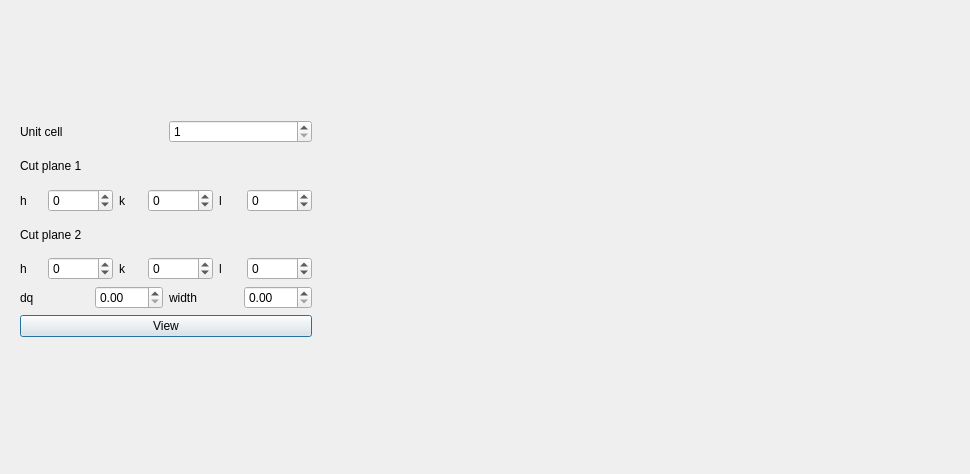
Qt form apps/NSXQt/ui/ReciprocalSpaceViewer.ui (k61n/openhkl) before a commit.
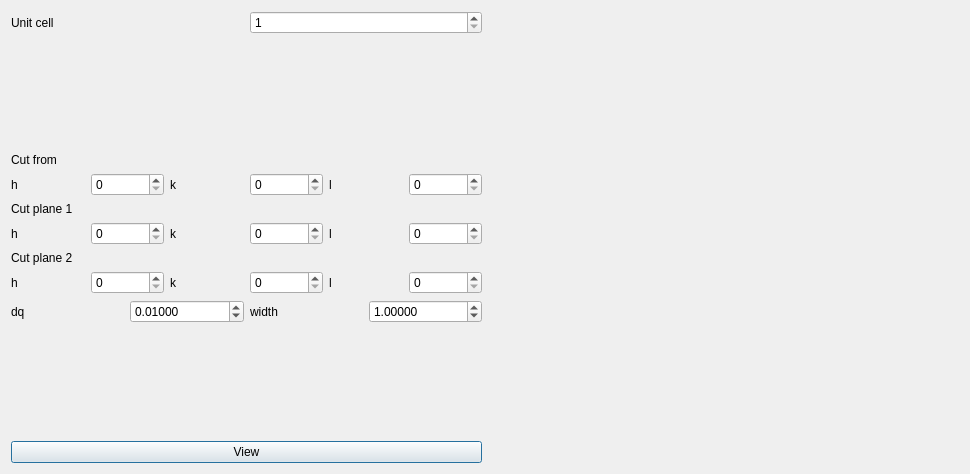
The same form after that commit. Custom widgets are drawn as their Qt base class.

Commit message: Added NSXQt class Completed a first version of the reciprocal space viewer

Diff of the .ui file:
```diff
--- a/apps/NSXQt/ui/ReciprocalSpaceViewer.ui
+++ b/apps/NSXQt/ui/ReciprocalSpaceViewer.ui
@@ -13,43 +13,133 @@
   <property name="windowTitle">
    <string>Dialog</string>
   </property>
-  <widget class="QCustomPlot" name="widget" native="true">
-   <property name="geometry">
-    <rect>
-     <x>320</x>
-     <y>30</y>
-     <width>531</width>
-     <height>341</height>
-    </rect>
-   </property>
-  </widget>
-  <widget class="QWidget" name="layoutWidget">
-   <property name="geometry">
-    <rect>
-     <x>20</x>
-     <y>120</y>
-     <width>292</width>
-     <height>217</height>
-    </rect>
-   </property>
-   <layout class="QVBoxLayout" name="verticalLayout">
-    <item>
+  <layout class="QGridLayout" name="gridLayout_2">
+   <item row="0" column="0">
      <layout class="QGridLayout" name="gridLayout">
+     <item row="0" column="0">
+      <layout class="QHBoxLayout" name="horizontalLayout_4">
+       <item>
+        <widget class="QLabel" name="label_11">
+         <property name="text">
+          <string>Unit cell</string>
+         </property>
+        </widget>
+       </item>
+       <item>
+        <widget class="QSpinBox" name="unitCell">
+         <property name="minimum">
+          <number>1</number>
+         </property>
+         <property name="maximum">
+          <number>99999</number>
+         </property>
+        </widget>
+       </item>
+      </layout>
+     </item>
       <item row="1" column="0">
+      <spacer name="verticalSpacer_3">
+       <property name="orientation">
+        <enum>Qt::Vertical</enum>
+       </property>
+       <property name="sizeHint" stdset="0">
+        <size>
+         <width>20</width>
+         <height>40</height>
+        </size>
+       </property>
+      </spacer>
+     </item>
+     <item row="2" column="0">
+      <widget class="QLabel" name="label_12">
+       <property name="text">
+        <string>Cut from</string>
+       </property>
+      </widget>
+     </item>
+     <item row="3" column="0">
+      <layout class="QHBoxLayout" name="horizontalLayout_5">
+       <item>
+        <widget class="QLabel" name="label_13">
+         <property name="text">
+          <string>h</string>
+         </property>
+        </widget>
+       </item>
+       <item>
+        <widget class="QSpinBox" name="hOrig"/>
+       </item>
+       <item>
+        <widget class="QLabel" name="label_14">
+         <property name="text">
+          <string>k</string>
+         </property>
+        </widget>
+       </item>
+       <item>
+        <widget class="QSpinBox" name="kOrig"/>
+       </item>
+       <item>
+        <widget class="QLabel" name="label_15">
+         <property name="text">
+          <string>l</string>
+         </property>
+        </widget>
+       </item>
+       <item>
+        <widget class="QSpinBox" name="lOrig"/>
+       </item>
+      </layout>
+     </item>
+     <item row="4" column="0">
        <widget class="QLabel" name="label">
         <property name="text">
          <string>Cut plane 1</string>
         </property>
        </widget>
       </item>
-      <item row="3" column="0">
+     <item row="5" column="0">
+      <layout class="QHBoxLayout" name="horizontalLayout">
+       <item>
+        <widget class="QLabel" name="label_3">
+         <property name="text">
+          <string>h</string>
+         </property>
+        </widget>
+       </item>
+       <item>
+        <widget class="QSpinBox" name="h1Dir"/>
+       </item>
+       <item>
+        <widget class="QLabel" name="label_4">
+         <property name="text">
+          <string>k</string>
+         </property>
+        </widget>
+       </item>
+       <item>
+        <widget class="QSpinBox" name="k1Dir"/>
+       </item>
+       <item>
+        <widget class="QLabel" name="label_5">
+         <property name="text">
+          <string>l</string>
+         </property>
+        </widget>
+       </item>
+       <item>
+        <widget class="QSpinBox" name="l1Dir"/>
+       </item>
+      </layout>
+     </item>
+     <item row="6" column="0">
        <widget class="QLabel" name="label_2">
         <property name="text">
          <string>Cut plane 2</string>
         </property>
        </widget>
       </item>
-      <item row="4" column="0">
+     <item row="7" column="0">
        <layout class="QHBoxLayout" name="horizontalLayout_2">
         <item>
          <widget class="QLabel" name="label_6">
@@ -59,14 +149,7 @@
          </widget>
         </item>
         <item>
-         <widget class="QSpinBox" name="spinBox_h2">
-          <property name="minimum">
-           <number>-99999</number>
-          </property>
-          <property name="maximum">
-           <number>99999</number>
-          </property>
-         </widget>
+        <widget class="QSpinBox" name="h2Dir"/>
         </item>
         <item>
          <widget class="QLabel" name="label_7">
@@ -76,14 +159,7 @@
          </widget>
         </item>
         <item>
-         <widget class="QSpinBox" name="spinBox_k2">
-          <property name="minimum">
-           <number>-99999</number>
-          </property>
-          <property name="maximum">
-           <number>99999</number>
-          </property>
-         </widget>
+        <widget class="QSpinBox" name="k2Dir"/>
         </item>
         <item>
          <widget class="QLabel" name="label_8">
@@ -93,96 +169,11 @@
          </widget>
         </item>
         <item>
-         <widget class="QSpinBox" name="spinBox_l2">
-          <property name="minimum">
-           <number>-99999</number>
-          </property>
-          <property name="maximum">
-           <number>99999</number>
-          </property>
-         </widget>
+        <widget class="QSpinBox" name="l2Dir"/>
         </item>
        </layout>
       </item>
-      <item row="2" column="0">
-       <layout class="QHBoxLayout" name="horizontalLayout">
-        <item>
-         <widget class="QLabel" name="label_3">
-          <property name="text">
-           <string>h</string>
-          </property>
-         </widget>
-        </item>
-        <item>
-         <widget class="QSpinBox" name="spinBox_h1">
-          <property name="minimum">
-           <number>-99999</number>
-          </property>
-          <property name="maximum">
-           <number>99999</number>
-          </property>
-         </widget>
-        </item>
-        <item>
-         <widget class="QLabel" name="label_4">
-          <property name="text">
-           <string>k</string>
-          </property>
-         </widget>
-        </item>
-        <item>
-         <widget class="QSpinBox" name="spinBox_k1">
-          <property name="minimum">
-           <number>-99999</number>
-          </property>
-          <property name="maximum">
-           <number>99999</number>
-          </property>
-         </widget>
-        </item>
-        <item>
-         <widget class="QLabel" name="label_5">
-          <property name="text">
-           <string>l</string>
-          </property>
-         </widget>
-        </item>
-        <item>
-         <widget class="QSpinBox" name="spinBox_l1">
-          <property name="minimum">
-           <number>-99999</number>
-          </property>
-          <property name="maximum">
-           <number>99999</number>
-          </property>
-         </widget>
-        </item>
-       </layout>
-      </item>
-      <item row="0" column="0">
-       <layout class="QHBoxLayout" name="horizontalLayout_4">
-        <item>
-         <widget class="QLabel" name="label_11">
-          <property name="text">
-           <string>Unit cell</string>
-          </property>
-         </widget>
-        </item>
-        <item>
-         <widget class="QSpinBox" name="unitCell">
-          <property name="minimum">
-           <number>1</number>
-          </property>
-          <property name="maximum">
-           <number>99999</number>
-          </property>
-         </widget>
-        </item>
-       </layout>
-      </item>
-     </layout>
-    </item>
-    <item>
+     <item row="8" column="0">
      <layout class="QHBoxLayout" name="horizontalLayout_3">
       <item>
        <widget class="QLabel" name="label_9">
@@ -192,7 +183,17 @@
        </widget>
       </item>
       <item>
-       <widget class="QDoubleSpinBox" name="dq"/>
+        <widget class="QDoubleSpinBox" name="dq">
+         <property name="decimals">
+          <number>5</number>
+         </property>
+         <property name="singleStep">
+          <double>0.001000000000000</double>
+         </property>
+         <property name="value">
+          <double>0.010000000000000</double>
+         </property>
+        </widget>
       </item>
       <item>
        <widget class="QLabel" name="label_10">
@@ -202,11 +203,31 @@
        </widget>
       </item>
       <item>
-       <widget class="QDoubleSpinBox" name="width"/>
+        <widget class="QDoubleSpinBox" name="width">
+         <property name="decimals">
+          <number>5</number>
+         </property>
+         <property name="value">
+          <double>1.000000000000000</double>
+         </property>
+        </widget>
       </item>
      </layout>
     </item>
-    <item>
+     <item row="9" column="0">
+      <spacer name="verticalSpacer_2">
+       <property name="orientation">
+        <enum>Qt::Vertical</enum>
+       </property>
+       <property name="sizeHint" stdset="0">
+        <size>
+         <width>20</width>
+         <height>40</height>
+        </size>
+       </property>
+      </spacer>
+     </item>
+     <item row="10" column="0">
      <widget class="QPushButton" name="view">
       <property name="text">
        <string>View</string>
@@ -214,7 +235,11 @@
      </widget>
     </item>
    </layout>
-  </widget>
+   </item>
+   <item row="0" column="1">
+    <widget class="QCustomPlot" name="plot" native="true"/>
+   </item>
+  </layout>
  </widget>
  <customwidgets>
   <customwidget>
```
Lines whose indentation alone changed are shown as unchanged. The commit also changes 5 other files.
